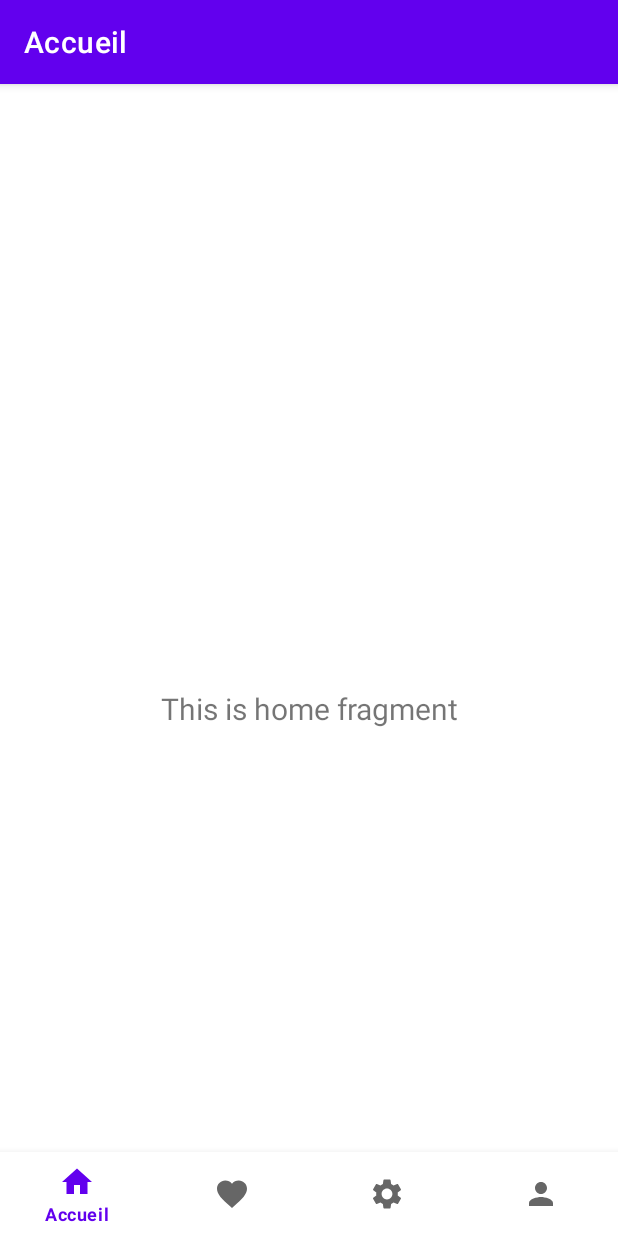
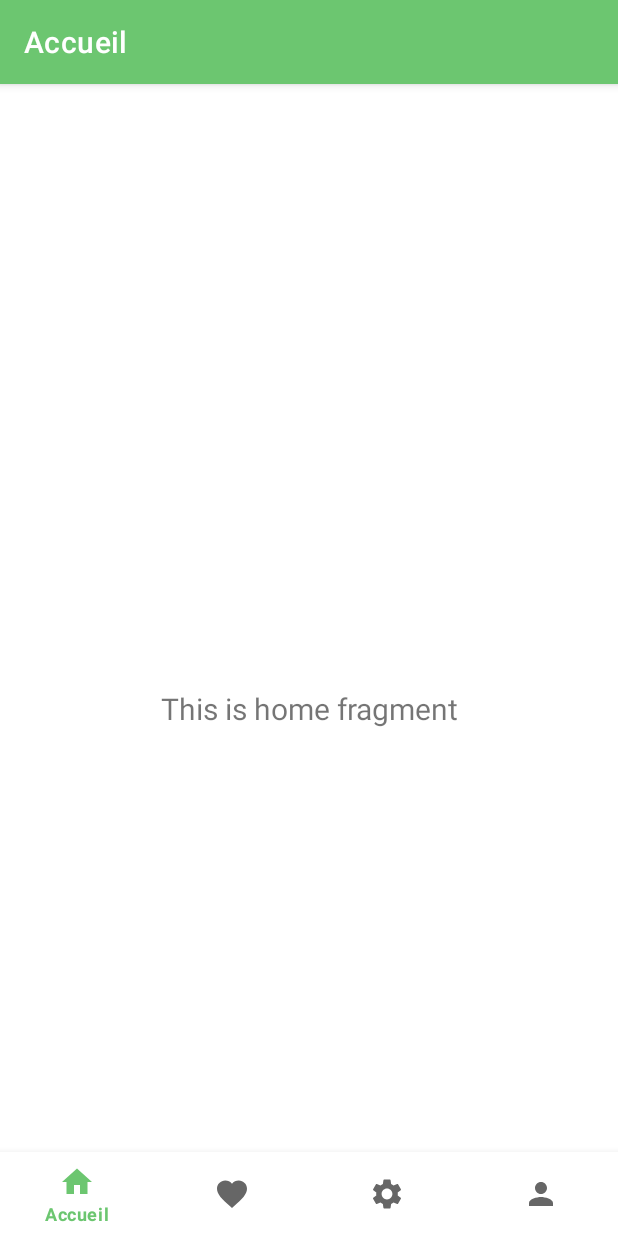
Before and after one commit to AliciaRakotomamonjy/ApplicationAndroid, an Android app: the screen it shows after launch (MainActivity), on a phone screen of 412 x 824 dp. Run offline under Robolectric (Android 15) with nearby library versions, the phone set to English and light mode, and no system bars; our stand-ins replace navigation-ui; 2 statements that could not run were skipped.

Commit message:
[Aff] change primary color and theme

```diff
--- a/app/src/main/res/values/colors.xml
+++ b/app/src/main/res/values/colors.xml
@@ -5,7 +5,8 @@
     <color name="purple_700">#FF3700B3</color>
     <color name="teal_200">#FF03DAC5</color>
     <color name="teal_700">#FF018786</color>
-    <color name="primary">#6CC670</color>
+    <color name="green_light">#8BEF90</color>
+    <color name="green">#6CC670</color>
     <color name="black">#FF000000</color>
     <color name="white">#FFFFFFFF</color>
 </resources>
--- a/app/src/main/res/values/themes.xml
+++ b/app/src/main/res/values/themes.xml
@@ -2,8 +2,8 @@
     <!-- Base application theme. -->
     <style name="Theme.ApplicationAndroid" parent="Theme.MaterialComponents.DayNight.DarkActionBar">
         <!-- Primary brand color. -->
-        <item name="colorPrimary">@color/purple_500</item>
-        <item name="colorPrimaryVariant">@color/purple_700</item>
+        <item name="colorPrimary">@color/green</item>
+        <item name="colorPrimaryVariant">@color/green_light</item>
         <item name="colorOnPrimary">@color/white</item>
         <!-- Secondary brand color. -->
         <item name="colorSecondary">@color/teal_200</item>
```
